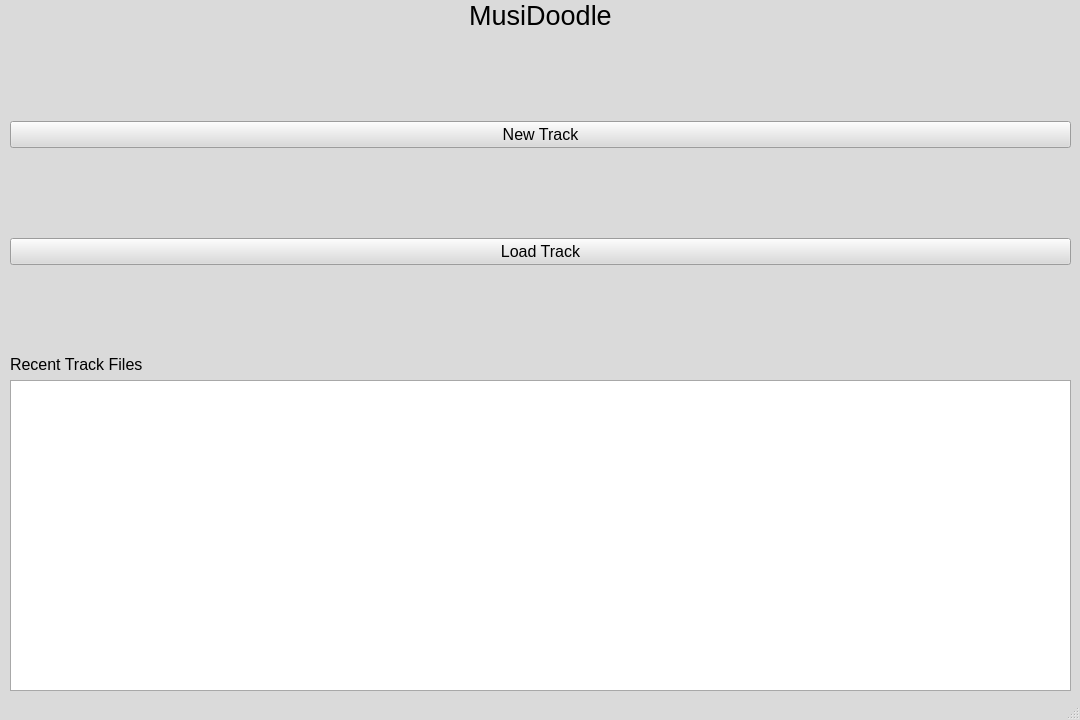
Old version of the form src/MusiDoodle/mainwindow.ui in the repository JJB9922/MusiDoodle.
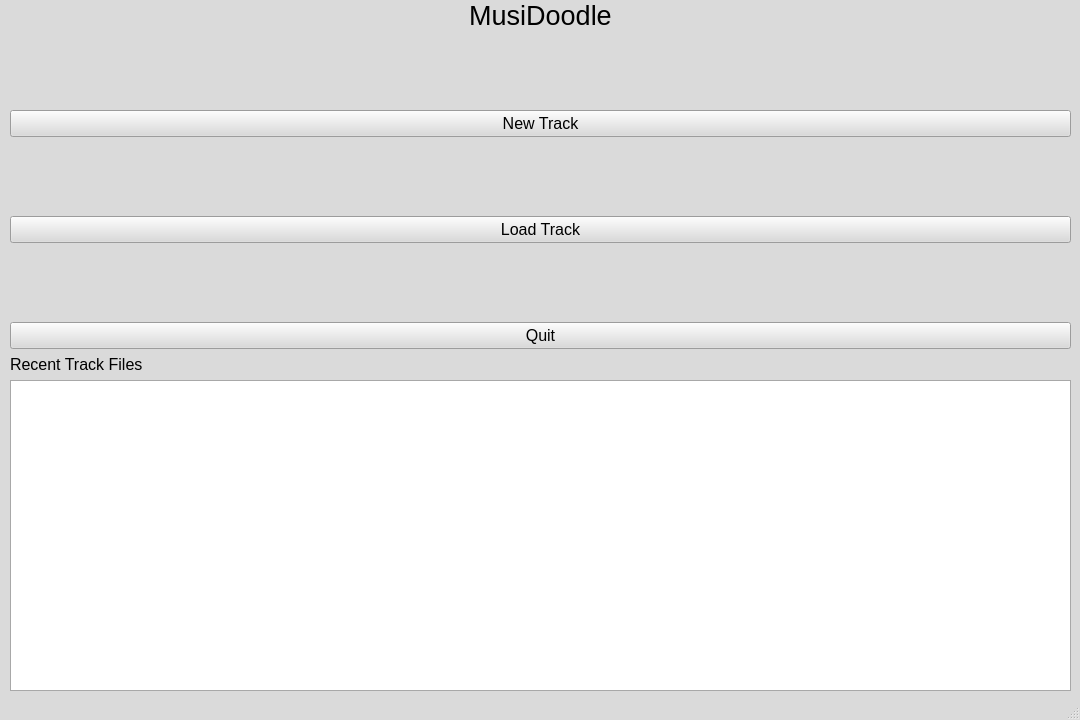
New version of the form.

The edit to the form file:
```diff
--- a/src/MusiDoodle/mainwindow.ui
+++ b/src/MusiDoodle/mainwindow.ui
@@ -492,7 +492,7 @@
    <bool>false</bool>
   </property>
   <widget class="QWidget" name="centralwidget">
-   <widget class="QWidget" name="">
+   <widget class="QWidget" name="layoutWidget">
     <property name="geometry">
      <rect>
       <x>10</x>
@@ -597,6 +597,18 @@
          </property>
         </spacer>
        </item>
+       <item>
+        <widget class="QPushButton" name="pushButton">
+         <property name="font">
+          <font>
+           <pointsize>12</pointsize>
+          </font>
+         </property>
+         <property name="text">
+          <string>Quit</string>
+         </property>
+        </widget>
+       </item>
       </layout>
      </item>
      <item row="0" column="0">
```
